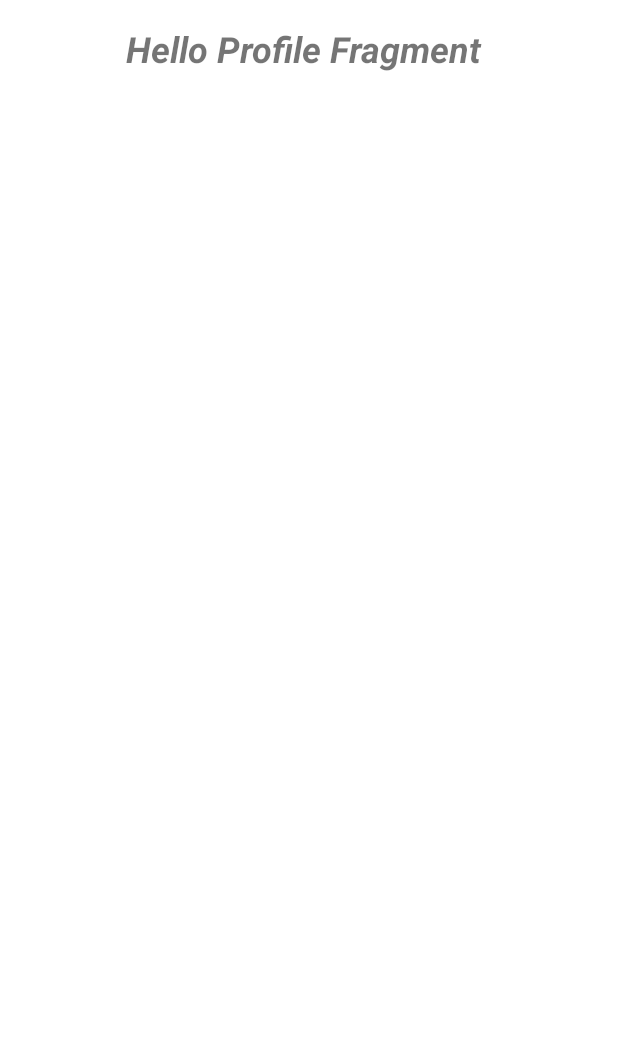
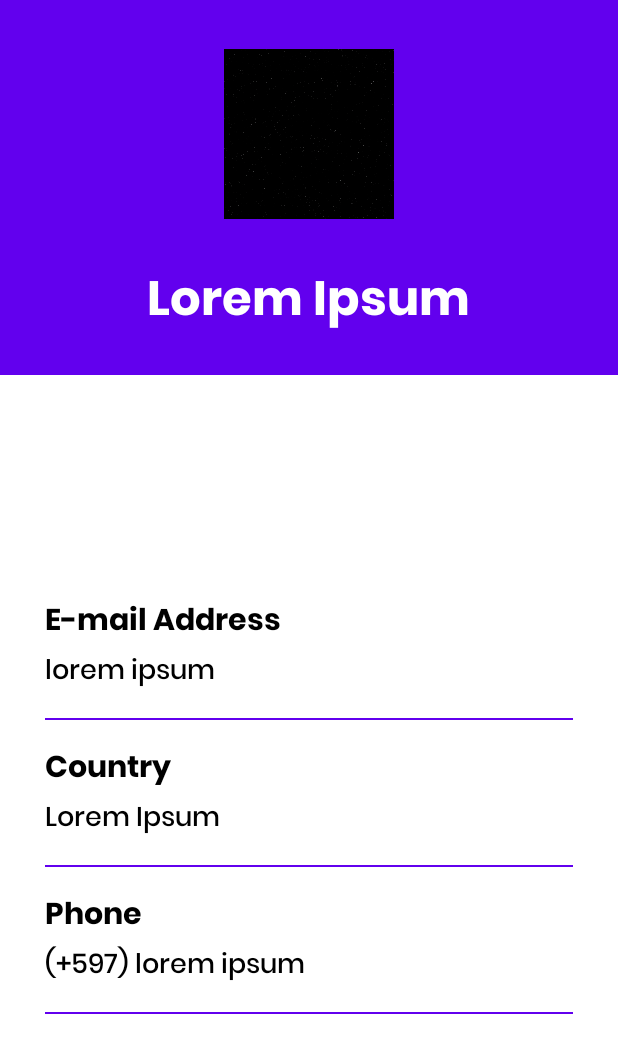
Before and after one commit to NirulSultan/MovieReviewApp, an Android app: the layout fragment_profile.xml on its own in the app's theme, with its tools: preview values and no code run, on a phone screen of 412 x 824 dp. Shown: the top 1053 px of the screen. Run offline under Robolectric (Android 15) with nearby library versions, the phone set to English and light mode, and no system bars.

Commit message:
Updated files

```diff
--- a/app/src/main/res/layout/activity_login.xml
+++ b/app/src/main/res/layout/activity_login.xml
@@ -41,7 +41,7 @@
             <com.google.android.material.textfield.TextInputLayout
                 android:layout_width="match_parent"
                 android:layout_height="wrap_content"
-                android:hint="Username"
+                android:hint="Email Address"
                 style="@style/Widget.MaterialComponents.TextInputLayout.OutlinedBox"
                 android:layout_marginRight="10dp"
                 android:layout_marginLeft="10dp"
--- a/app/src/main/res/layout/fragment_profile.xml
+++ b/app/src/main/res/layout/fragment_profile.xml
@@ -2,26 +2,181 @@
 <FrameLayout xmlns:android="http://schemas.android.com/apk/res/android"
     xmlns:app="http://schemas.android.com/apk/res-auto"
     xmlns:tools="http://schemas.android.com/tools"
-    android:layout_width="match_parent"
-    android:layout_height="match_parent"
+    android:layout_width="wrap_content"
+    android:layout_height="wrap_content"
     tools:context=".ProfileFragment">
 
     <!-- TODO: Update blank fragment layout -->
-    <androidx.constraintlayout.widget.ConstraintLayout
+<!--    <androidx.constraintlayout.widget.ConstraintLayout-->
+<!--        android:layout_width="match_parent"-->
+<!--        android:layout_height="match_parent">-->
+
+<!--        <TextView-->
+<!--            android:layout_width="wrap_content"-->
+<!--            android:layout_height="wrap_content"-->
+<!--            android:layout_marginStart="84dp"-->
+<!--            android:layout_marginLeft="84dp"-->
+<!--            android:layout_marginTop="16dp"-->
+<!--            android:text="Hello Profile Fragment"-->
+<!--            android:textSize="24sp"-->
+<!--            android:textStyle="bold|italic"-->
+<!--            app:layout_constraintStart_toStartOf="parent"-->
+<!--            app:layout_constraintTop_toTopOf="parent" />-->
+<!--    </androidx.constraintlayout.widget.ConstraintLayout>-->
+
+
+    <RelativeLayout
         android:layout_width="match_parent"
         android:layout_height="match_parent">
+
+    <RelativeLayout
+        android:id="@+id/rellay1"
+        android:layout_width="match_parent"
+        android:layout_height="wrap_content"
+        android:background="@color/purple_500"
+        android:paddingBottom="20dp">
+
+        <RelativeLayout
+            android:id="@+id/imgUser"
+            android:layout_width="wrap_content"
+            android:layout_height="wrap_content"
+            android:layout_centerHorizontal="true"
+            android:layout_marginTop="20dp">
+
+            <ImageView
+                android:layout_width="120dp"
+                android:layout_height="120dp"
+                android:layout_margin="9dp"
+                android:adjustViewBounds="true"
+                android:padding="3dp"
+                android:scaleType="centerInside"
+                android:src="@drawable/wp2831956" />
+
+        </RelativeLayout>
+
+        <TextView
+            android:id="@+id/tv_name"
+            android:layout_width="wrap_content"
+            android:layout_height="wrap_content"
+            android:layout_below="@+id/imgUser"
+            android:layout_centerHorizontal="true"
+            android:layout_marginTop="15sp"
+            android:fontFamily="@font/poppinsbold"
+            android:text="Lorem Ipsum"
+            android:textColor="@color/white"
+            android:textSize="32sp" />
+
+    </RelativeLayout>
+
+    <RelativeLayout
+        android:layout_width="match_parent"
+        android:layout_height="match_parent"
+        android:layout_below="@+id/rellay1">
+
+    <LinearLayout
+        android:layout_width="match_parent"
+        android:layout_height="wrap_content"
+        android:layout_centerInParent="true"
+        android:layout_marginLeft="30dp"
+        android:layout_marginRight="30dp"
+        android:layout_marginTop="100dp"
+        android:orientation="vertical">
+
+    <LinearLayout
+        android:layout_width="match_parent"
+        android:layout_height="wrap_content"
+        android:orientation="vertical">
 
         <TextView
             android:layout_width="wrap_content"
             android:layout_height="wrap_content"
-            android:layout_marginStart="84dp"
-            android:layout_marginLeft="84dp"
-            android:layout_marginTop="16dp"
-            android:text="Hello Profile Fragment"
-            android:textSize="24sp"
-            android:textStyle="bold|italic"
-            app:layout_constraintStart_toStartOf="parent"
-            app:layout_constraintTop_toTopOf="parent" />
-    </androidx.constraintlayout.widget.ConstraintLayout>
+            android:fontFamily="@font/poppinsbold"
+            android:text="E-mail Address"
+            android:textColor="@color/black"
+            android:textSize="20sp" />
+
+        <TextView
+            android:layout_width="wrap_content"
+            android:layout_height="wrap_content"
+            android:fontFamily="@font/poppinsmedium"
+            android:text="lorem ipsum"
+            android:textColor="#000000"
+            android:textSize="18sp" />
+
+        <View
+            android:layout_width="match_parent"
+            android:layout_height="1dp"
+            android:layout_marginTop="15dp"
+            android:background="@color/purple_500" />
+
+    </LinearLayout>
+
+    <LinearLayout
+        android:layout_width="match_parent"
+        android:layout_height="wrap_content"
+        android:layout_marginTop="15dp"
+        android:orientation="vertical">
+
+        <TextView
+            android:layout_width="wrap_content"
+            android:layout_height="wrap_content"
+            android:text="Country"
+            android:textColor="@color/black"
+            android:fontFamily="@font/poppinsbold"
+            android:textSize="20sp" />
+
+        <TextView
+            android:layout_width="wrap_content"
+            android:layout_height="wrap_content"
+            android:fontFamily="@font/poppinsmedium"
+            android:text="Lorem Ipsum"
+            android:textColor="#000000"
+            android:textSize="18sp" />
+
+        <View
+            android:layout_width="match_parent"
+            android:layout_height="1dp"
+            android:layout_marginTop="15dp"
+            android:background="@color/purple_500" />
+
+    </LinearLayout>
+
+    <LinearLayout
+        android:layout_width="match_parent"
+        android:layout_height="wrap_content"
+        android:layout_marginTop="15dp"
+        android:orientation="vertical">
+
+        <TextView
+            android:layout_width="wrap_content"
+            android:layout_height="wrap_content"
+            android:fontFamily="@font/poppinsbold"
+            android:text="Phone"
+            android:textColor="@color/black"
+            android:textSize="20sp" />
+
+        <TextView
+            android:layout_width="wrap_content"
+            android:layout_height="wrap_content"
+            android:fontFamily="@font/poppinsmedium"
+            android:text="(+597) lorem ipsum"
+            android:textColor="#000000"
+            android:textSize="18sp" />
+
+        <View
+            android:layout_width="match_parent"
+            android:layout_height="1dp"
+            android:layout_marginTop="15dp"
+            android:background="@color/purple_500" />
+
+    </LinearLayout>
+
+    </LinearLayout>
+
+    </RelativeLayout>
+
+    </RelativeLayout>
+
+
 
 </FrameLayout>
```
